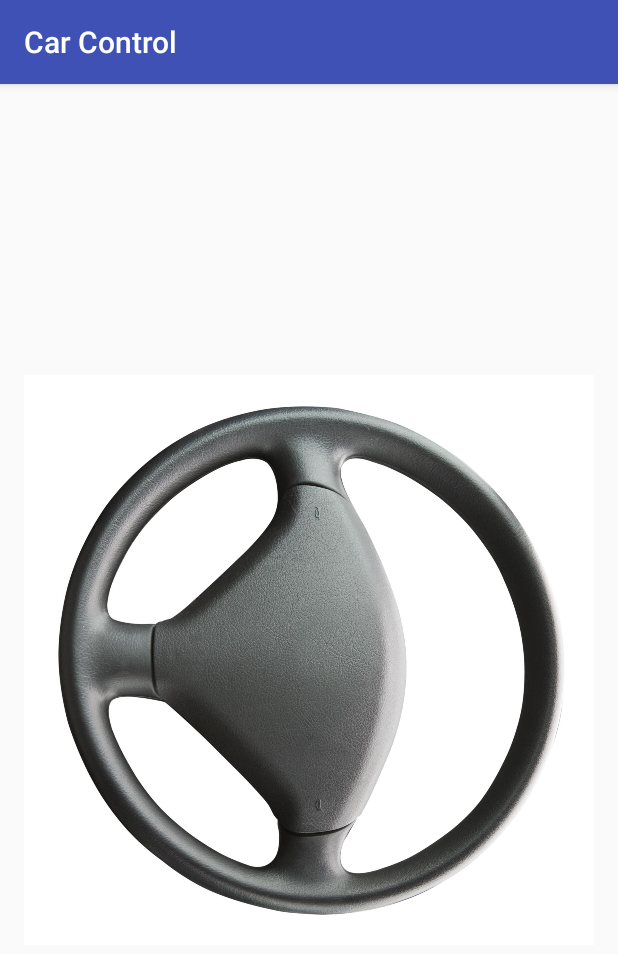
After one commit to ChrisLane/car-control, an Android app: the RcControl screen opened directly, with no data from a screen before it, on a phone screen of 412 x 824 dp. The commit adds this screen. Shown: the top 954 px of the screen. Run offline under Robolectric (Android 15) with nearby library versions, the phone set to English and light mode, and no system bars.

Commit message:
Added RC Control Interface

```diff
--- a/app/src/main/AndroidManifest.xml
+++ b/app/src/main/AndroidManifest.xml
@@ -3,16 +3,16 @@
     package="org.ateam.carcontrol">
 
     <!-- To auto-complete the email text field in the login form with the user's emails -->
-    <uses-permission android:name="android.permission.GET_ACCOUNTS"/>
-    <uses-permission android:name="android.permission.READ_PROFILE"/>
-    <uses-permission android:name="android.permission.READ_CONTACTS"/>
+    <uses-permission android:name="android.permission.GET_ACCOUNTS" />
+    <uses-permission android:name="android.permission.READ_PROFILE" />
+    <uses-permission android:name="android.permission.READ_CONTACTS" />
 
     <!--
          The ACCESS_COARSE/FINE_LOCATION permissions are not required to use
          Google Maps Android API v2, but you must specify either coarse or fine
          location permissions for the 'MyLocation' functionality.
     -->
-    <uses-permission android:name="android.permission.ACCESS_FINE_LOCATION"/>
+    <uses-permission android:name="android.permission.ACCESS_FINE_LOCATION" />
 
     <application
         android:allowBackup="true"
@@ -22,20 +22,18 @@
         android:theme="@style/AppTheme">
         <activity
             android:name=".LoginActivity"
-                android:label="@string/app_name">
-        </activity>
+            android:label="@string/app_name"></activity>
         <activity
             android:name=".MainActivity"
             android:label="@string/title_activity_main"
-                android:theme="@style/AppTheme.NoActionBar">
-        </activity>
+            android:theme="@style/AppTheme.NoActionBar"></activity>
         <activity
             android:name=".SplashActivity"
             android:theme="@style/SplashTheme">
             <intent-filter>
-                <action android:name="android.intent.action.MAIN"/>
+                <action android:name="android.intent.action.MAIN" />
 
-                <category android:name="android.intent.category.LAUNCHER"/>
+                <category android:name="android.intent.category.LAUNCHER" />
             </intent-filter>
         </activity>
         <!--
@@ -48,15 +46,16 @@
         -->
         <meta-data
             android:name="com.google.android.geo.API_KEY"
-                android:value="@string/google_maps_key"/>
+            android:value="@string/google_maps_key" />
 
         <activity
             android:name=".MapsActivity"
             android:label="@string/title_activity_maps">
             <meta-data
                 android:name="android.support.PARENT_ACTIVITY"
-                    android:value="org.ateam.carcontrol.MainActivity"/>
+                android:value="org.ateam.carcontrol.MainActivity" />
         </activity>
+        <activity android:name=".RcControl"></activity>
     </application>
 
 </manifest>
--- /dev/null
+++ b/app/src/main/java/org/ateam/carcontrol/RcControl.java
@@ -0,0 +1,13 @@
+package org.ateam.carcontrol;
+
+import android.support.v7.app.AppCompatActivity;
+import android.os.Bundle;
+
+public class RcControl extends AppCompatActivity {
+
+    @Override
+    protected void onCreate(Bundle savedInstanceState) {
+        super.onCreate(savedInstanceState);
+        setContentView(R.layout.activity_rc_control);
+    }
+}
--- /dev/null
+++ b/app/src/main/res/layout/activity_rc_control.xml
@@ -0,0 +1,22 @@
+<?xml version="1.0" encoding="utf-8"?>
+<RelativeLayout xmlns:android="http://schemas.android.com/apk/res/android"
+    xmlns:app="http://schemas.android.com/apk/res-auto"
+    xmlns:tools="http://schemas.android.com/tools"
+    android:id="@+id/activity_rc_control"
+    android:layout_width="match_parent"
+    android:layout_height="match_parent"
+    android:paddingBottom="@dimen/activity_vertical_margin"
+    android:paddingLeft="@dimen/activity_horizontal_margin"
+    android:paddingRight="@dimen/activity_horizontal_margin"
+    android:paddingTop="@dimen/activity_vertical_margin"
+    tools:context="org.ateam.carcontrol.RcControl">
+
+    <ImageView
+        android:layout_width="wrap_content"
+        android:layout_height="wrap_content"
+        app:srcCompat="@drawable/carwheel"
+        android:id="@+id/imageView2"
+        android:rotation="90"
+        android:layout_centerVertical="true"
+        android:layout_alignParentStart="true" />
+</RelativeLayout>
--- a/app/src/main/res/layout/app_bar_main.xml
+++ b/app/src/main/res/layout/app_bar_main.xml
@@ -43,7 +43,8 @@
 
     <ScrollView
         android:layout_width="match_parent"
-        android:layout_height="match_parent">
+        android:layout_height="match_parent"
+        android:fillViewport="true">
 
         <LinearLayout
             android:orientation="vertical"
```
Also changed, not shown: app/src/main/res/drawable/carwheel.jpg (added). Lines whose indentation alone changed are shown as unchanged.
